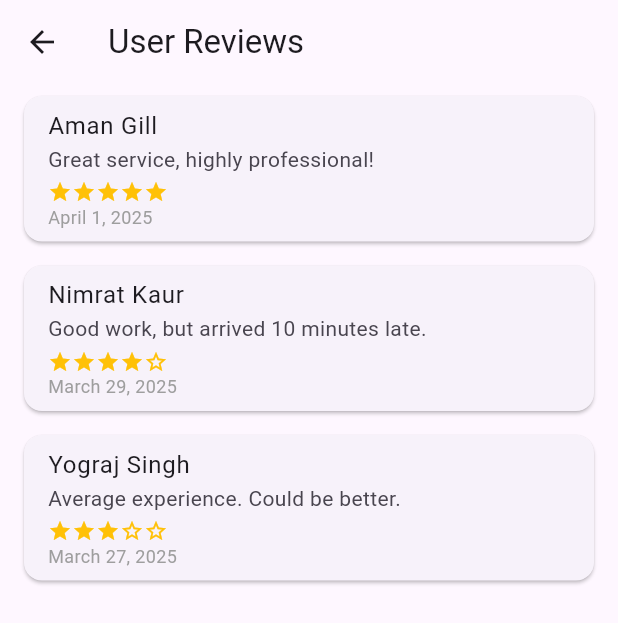
After one commit to sahil-sidhu/Features, a Flutter app: the ReviewPage screen opened directly, on a phone screen of 412 x 824 dp. The commit adds this screen. Shown: the top 623 px of the screen. Run offline on Flutter 3.47's test engine with Material 3 defaults, Android fonts, the phone set to English and light mode, and no system bars; our stand-ins replace cloud_firestore, file_picker, firebase_auth, firebase_core, firebase_storage, flutter_bloc and 3 more; accounts and stored records are empty.

Commit message:
I have made the Review feature working.

```diff
--- a/lib/features/Home/presentation/pages/welcome_page.dart
+++ b/lib/features/Home/presentation/pages/welcome_page.dart
@@ -291,7 +291,7 @@ class _WelcomePageState extends State<WelcomePage> {
                                             const PremiumPlansPage()),
                                   ),
                                   style: ElevatedButton.styleFrom(
-                                      backgroundColor: Colors.orange),
+                                      backgroundColor: const Color.fromARGB(255, 227, 226, 227)),
                                   child: const Text('Go Premium'),
                                 ),
                                 const SizedBox(height: 8.0),
@@ -303,7 +303,7 @@ class _WelcomePageState extends State<WelcomePage> {
                                             const BusinessAccountPage()),
                                   ),
                                   style: ElevatedButton.styleFrom(
-                                      backgroundColor: Colors.blue),
+                                      backgroundColor: const Color.fromARGB(255, 227, 226, 227)),
                                   child: const Text('Business Account'),
                                 )
                               ],
--- a/lib/features/Post/presentation/components/post_tile.dart
+++ b/lib/features/Post/presentation/components/post_tile.dart
@@ -7,6 +7,7 @@ import 'package:chambas/features/Post/domain/model/post_model.dart';
 import 'package:chambas/features/Profile/domain/models/profile_model.dart';
 import 'package:chambas/features/Profile/presentation/cubit/profile_cubit.dart';
 import 'package:chambas/features/Profile/presentation/cubit/profile_states.dart';
+import 'package:chambas/features/Review_Rating/presentation/pages/reviews_page.dart';
 import 'package:flutter/material.dart';
 import 'package:flutter_bloc/flutter_bloc.dart';
 
@@ -234,7 +235,23 @@ class _PostTileState extends State<PostTile> {
                                 style: const TextStyle(
                                     fontSize: 12, color: Colors.grey),
                               ),
-                              Text("Reviews")
+                               TextButton(
+  onPressed: () {
+    Navigator.push(
+      context,
+      MaterialPageRoute(builder: (context) => const ReviewPage()),
+    );
+  },
+  child: const Text(
+    "Reviews",
+    style: TextStyle(
+      fontSize: 14,
+      fontWeight: FontWeight.bold,
+      color: Colors.blue, // Optional: make it look like a link
+    ),
+  ),
+),
+
                             ],
                           ),
                         ],
--- /dev/null
+++ b/lib/features/Review_Rating/presentation/pages/reviews_page.dart
@@ -0,0 +1,68 @@
+import 'package:flutter/material.dart';
+
+class ReviewPage extends StatelessWidget {
+  const ReviewPage({super.key});
+
+  @override
+  Widget build(BuildContext context) {
+    final reviews = [
+      {
+        'name': 'Aman Gill',
+        'rating': 5,
+        'comment': 'Great service, highly professional!',
+        'date': 'April 1, 2025'
+      },
+      {
+        'name': 'Nimrat Kaur',
+        'rating': 4,
+        'comment': 'Good work, but arrived 10 minutes late.',
+        'date': 'March 29, 2025'
+      },
+      {
+        'name': 'Yograj Singh',
+        'rating': 3,
+        'comment': 'Average experience. Could be better.',
+        'date': 'March 27, 2025'
+      },
+    ];
+
+    return Scaffold(
+      appBar: AppBar(title: const Text("User Reviews")),
+      body: ListView.builder(
+        itemCount: reviews.length,
+        itemBuilder: (context, index) {
+          final review = reviews[index];
+          return Card(
+            margin: const EdgeInsets.symmetric(horizontal: 16, vertical: 8),
+            child: ListTile(
+              title: Text(review['name'] as String),
+              subtitle: Column(
+                crossAxisAlignment: CrossAxisAlignment.start,
+                children: [
+                  Text(review['comment'] as String),
+                  const SizedBox(height: 4),
+                  Row(
+                    children: List.generate(
+                      5,
+                      (i) => Icon(
+                        i < (review['rating'] as int)
+                            ? Icons.star
+                            : Icons.star_border,
+                        color: Colors.amber,
+                        size: 16,
+                      ),
+                    ),
+                  ),
+                  Text(
+                    review['date'] as String,
+                    style: const TextStyle(fontSize: 12, color: Colors.grey),
+                  ),
+                ],
+              ),
+            ),
+          );
+        },
+      ),
+    );
+  }
+}
--- a/lib/features/Search/presentation/pages/search_page.dart
+++ b/lib/features/Search/presentation/pages/search_page.dart
@@ -79,7 +79,7 @@ class _SearchPageState extends State<SearchPage> {
           // default
           else {
             return const Center(
-              child: Text("Start searching"),
+              child: Text("Search for users above"),
             );
           }
         },
```
Also changed, not shown: pubspec.lock.
